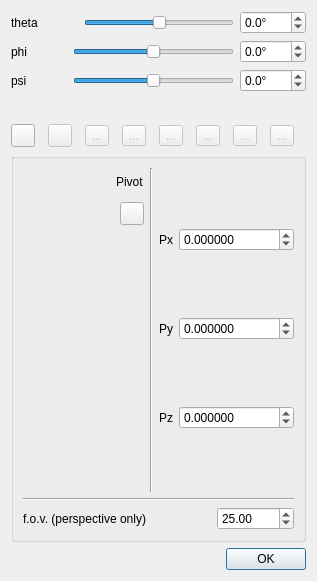
First picture: the form in qCC/ui_templates/cameraParamDlg.ui, repository CloudCompare/CloudCompare, before the edit.
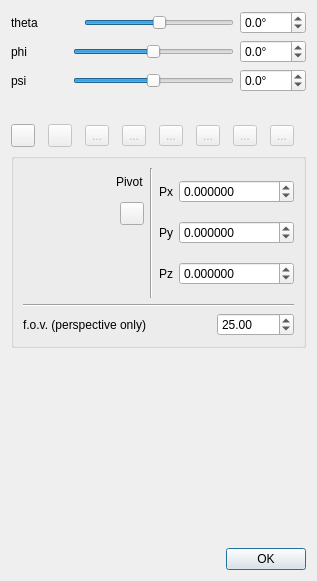
Second picture: the form after the edit. Icons and pictures are not drawn.

Commit message: Vertical spacers added so dialogs keep their original display style on Windows

```diff
--- a/qCC/ui_templates/cameraParamDlg.ui
+++ b/qCC/ui_templates/cameraParamDlg.ui
@@ -658,6 +658,19 @@
      </layout>
     </widget>
    </item>
+   <item>
+    <spacer name="verticalSpacer_2">
+     <property name="orientation">
+      <enum>Qt::Vertical</enum>
+     </property>
+     <property name="sizeHint" stdset="0">
+      <size>
+       <width>20</width>
+       <height>40</height>
+      </size>
+     </property>
+    </spacer>
+   </item>
    <item>
     <widget class="QDialogButtonBox" name="buttonBox">
      <property name="orientation">
```
The commit also changes 2 other files.
